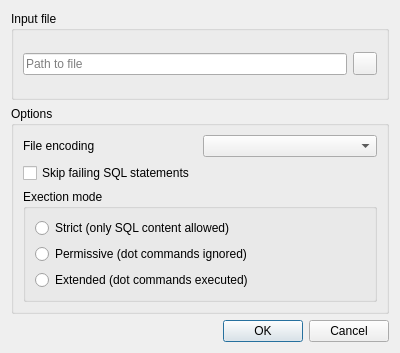
Old version of the form SQLiteStudio3/guiSQLiteStudio/dialogs/execfromfiledialog.ui in the repository pawelsalawa/sqlitestudio.
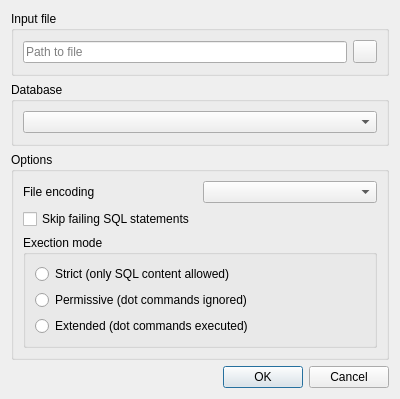
New version of the form. Icons and pictures are not drawn.

Commit message: #5634 Execute SQL From File dialog no whas a database selector and the action appears in all database list context menus + in the Tools menu of main menubar.

Patch:
```diff
--- a/SQLiteStudio3/guiSQLiteStudio/dialogs/execfromfiledialog.ui
+++ b/SQLiteStudio3/guiSQLiteStudio/dialogs/execfromfiledialog.ui
@@ -7,7 +7,7 @@
     <x>0</x>
     <y>0</y>
     <width>400</width>
-    <height>353</height>
+    <height>399</height>
    </rect>
   </property>
   <property name="windowTitle">
@@ -47,6 +47,18 @@
      </layout>
     </widget>
    </item>
+   <item>
+    <widget class="QGroupBox" name="dbGroup">
+     <property name="title">
+      <string>Database</string>
+     </property>
+     <layout class="QVBoxLayout" name="verticalLayout_3">
+      <item>
+       <widget class="QComboBox" name="dbCombo"/>
+      </item>
+     </layout>
+    </widget>
+   </item>
    <item>
     <widget class="QGroupBox" name="optionsGroup">
      <property name="title">
```
The commit also changes 6 other files.
